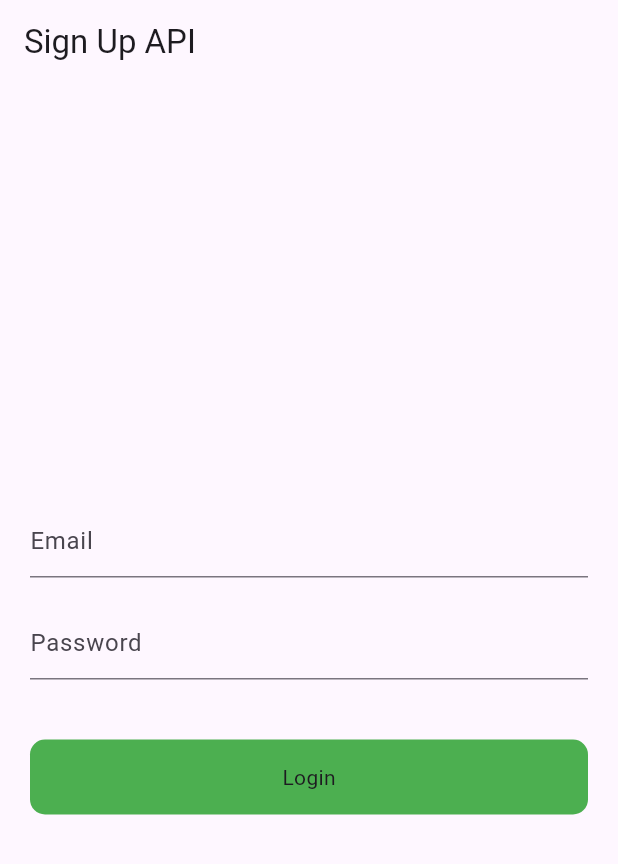
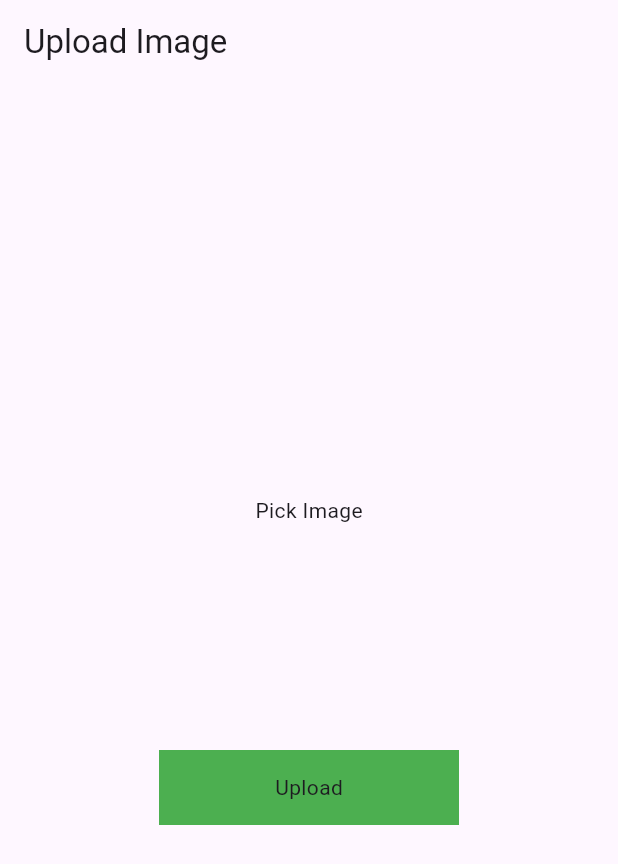
Before and after one commit to developerkomi5/api_demo, a Flutter app: the screen it shows after launch, on a phone screen of 412 x 824 dp. Shown: the top 864 px of the screen. Run offline on Flutter 3.47's test engine with Material 3 defaults, Android fonts, the phone set to English and light mode, and no system bars; drawn by our look-alikes of modal_progress_hud_nsn; our stand-ins replace image_picker.

Commit message:
API for Upload an Image to server

```diff
--- a/lib/main.dart
+++ b/lib/main.dart
@@ -2,7 +2,8 @@
 //import 'package:api_demo/example_two.dart';
 //import 'package:api_demo/home_screen.dart';
 //import 'package:api_demo/example_five.dart';
-import 'package:api_demo/signup.dart';
+//import 'package:api_demo/signup.dart';
+import 'package:api_demo/upload_image.dart';
 //import 'package:api_demo/example_four.dart';
 import 'package:flutter/material.dart';
 
@@ -21,7 +22,7 @@ class MyApp extends StatelessWidget {
         colorScheme: ColorScheme.fromSeed(seedColor: Colors.deepPurple),
         useMaterial3: true,
       ),
-      home: const SignUpScreen(),
+      home: const UploadImageScreen(),
     );
   }
 }
--- /dev/null
+++ b/lib/upload_image.dart
@@ -0,0 +1,125 @@
+import 'dart:io';
+import 'package:http/http.dart' as http;
+import 'package:flutter/material.dart';
+import 'package:image_picker/image_picker.dart';
+import 'package:modal_progress_hud_nsn/modal_progress_hud_nsn.dart';
+
+class UploadImageScreen extends StatefulWidget {
+  const UploadImageScreen({Key? key}) : super(key: key);
+
+  @override
+  _UploadImageScreenState createState() => _UploadImageScreenState();
+}
+
+class _UploadImageScreenState extends State<UploadImageScreen> {
+  //store path of image here
+  File? image;
+  final _picker = ImagePicker();
+  bool showSpinner = false;
+
+  //function for picking an image
+  Future getImage() async {
+    final pickedFile =
+        await _picker.pickImage(source: ImageSource.gallery, imageQuality: 80);
+
+    if (pickedFile != null) {
+      image = File(pickedFile.path);
+      setState(() {});
+    } else {
+      print('no image selected');
+    }
+  }
+
+  //function for uploading an image
+  Future<void> uploadImage() async {
+    setState(() {
+      showSpinner = true;
+    });
+
+    var stream = new http.ByteStream(image!.openRead());
+    stream.cast();
+
+    var length = await image!.length();
+
+    //provide endpint of an API here in string format
+    var uri = Uri.parse('https://fakestoreapi.com/products');
+
+    var request = new http.MultipartRequest('POST', uri);
+
+    request.fields['title'] = "Static title";
+
+    //assign an image because we're getting an image from a file
+    var multiport = new http.MultipartFile('image', stream, length);
+
+    request.files.add(multiport);
+
+    var response = await request.send();
+
+    print(response.stream.toString());
+    if (response.statusCode == 200) {
+      setState(() {
+        showSpinner = false;
+      });
+      print('image uploaded');
+    } else {
+      print('failed');
+      setState(() {
+        showSpinner = false;
+      });
+    }
+  }
+
+  @override
+  Widget build(BuildContext context) {
+    return ModalProgressHUD(
+      inAsyncCall: showSpinner,
+      child: Scaffold(
+        appBar: AppBar(
+          title: Text('Upload Image'),
+        ),
+        body: Column(
+          mainAxisAlignment: MainAxisAlignment.center,
+          crossAxisAlignment: CrossAxisAlignment.center,
+          children: [
+            GestureDetector(
+              onTap: () {
+                getImage();
+              },
+              child: Container(
+                //if there is no image
+                child: image == null
+                    ? Center(
+                        child: Text('Pick Image'),
+                      )
+                    : Container(
+                        child: Center(
+                          child: Image.file(
+                            File(image!.path).absolute,
+                            height: 100,
+                            width: 100,
+                            fit: BoxFit.cover,
+                          ),
+                        ),
+                      ),
+              ),
+            ),
+            SizedBox(
+              height: 150,
+            ),
+            GestureDetector(
+              onTap: () {
+                uploadImage();
+              },
+              child: Container(
+                height: 50,
+                width: 200,
+                color: Colors.green,
+                child: Center(child: Text('Upload')),
+              ),
+            )
+          ],
+        ),
+      ),
+    );
+  }
+}
--- a/pubspec.yaml
+++ b/pubspec.yaml
@@ -37,6 +37,7 @@ dependencies:
   cupertino_icons: ^1.0.6
   http: ^1.2.1
   modal_progress_hud_nsn: ^0.5.1
+  image_picker: ^1.1.2
 
 dev_dependencies:
   flutter_test:
```
Also changed, not shown: pubspec.lock, 5 other files.
